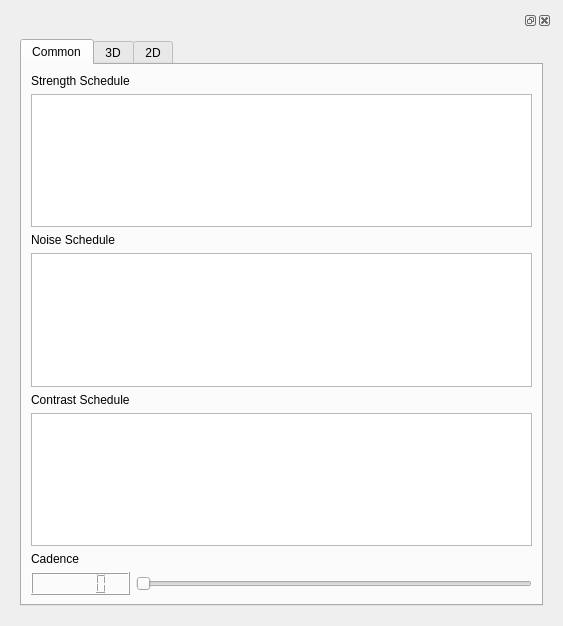
Before: the Qt Designer form frontend/ui_widgets/animKeys.ui in XmYx/ainodes-pyside, drawn with Qt 5.
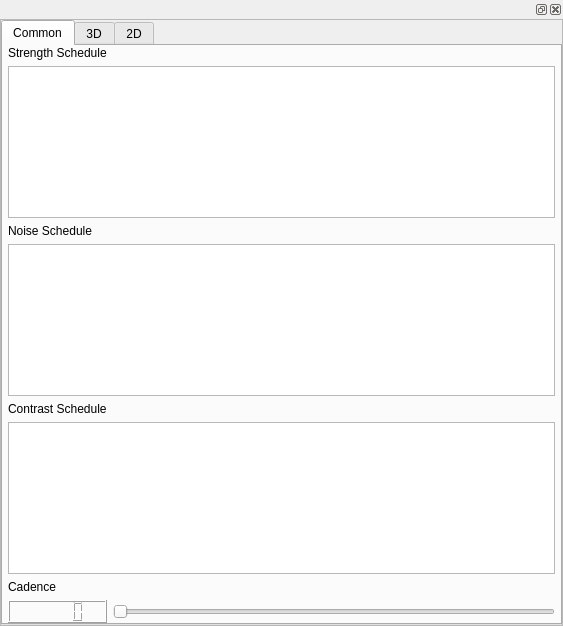
After: the same form once the commit is applied.

Commit message: everything scolls, we only give the tools.... renamed sliders again to image setup :P

What changed in the file:
```diff
--- a/frontend/ui_widgets/animKeys.ui
+++ b/frontend/ui_widgets/animKeys.ui
@@ -13,11 +13,62 @@
   <property name="windowTitle">
    <string>Form</string>
   </property>
-  <layout class="QGridLayout" name="gridLayout_4">
-   <item row="0" column="0">
+  <layout class="QVBoxLayout" name="verticalLayout_2">
+   <property name="leftMargin">
+    <number>0</number>
+   </property>
+   <property name="topMargin">
+    <number>0</number>
+   </property>
+   <property name="rightMargin">
+    <number>0</number>
+   </property>
+   <property name="bottomMargin">
+    <number>0</number>
+   </property>
+   <item>
     <widget class="QDockWidget" name="dockWidget">
      <widget class="QWidget" name="dockWidgetContents">
-      <layout class="QVBoxLayout" name="verticalLayout_2">
+      <layout class="QVBoxLayout" name="verticalLayout">
+       <property name="leftMargin">
+        <number>0</number>
+       </property>
+       <property name="topMargin">
+        <number>0</number>
+       </property>
+       <property name="rightMargin">
+        <number>0</number>
+       </property>
+       <property name="bottomMargin">
+        <number>0</number>
+       </property>
+       <item>
+        <widget class="QScrollArea" name="scrollArea">
+         <property name="widgetResizable">
+          <bool>true</bool>
+         </property>
+         <widget class="QWidget" name="scrollAreaWidgetContents">
+          <property name="geometry">
+           <rect>
+            <x>0</x>
+            <y>0</y>
+            <width>561</width>
+            <height>600</height>
+           </rect>
+          </property>
+          <layout class="QVBoxLayout" name="verticalLayout_3">
+           <property name="leftMargin">
+            <number>0</number>
+           </property>
+           <property name="topMargin">
+            <number>0</number>
+           </property>
+           <property name="rightMargin">
+            <number>0</number>
+           </property>
+           <property name="bottomMargin">
+            <number>0</number>
+           </property>
        <item>
         <widget class="QTabWidget" name="tabWidget">
          <property name="currentIndex">
@@ -28,6 +79,18 @@
            <string>Common</string>
           </attribute>
           <layout class="QGridLayout" name="gridLayout_3">
+               <property name="leftMargin">
+                <number>5</number>
+               </property>
+               <property name="topMargin">
+                <number>0</number>
+               </property>
+               <property name="rightMargin">
+                <number>5</number>
+               </property>
+               <property name="bottomMargin">
+                <number>0</number>
+               </property>
            <item row="3" column="0" colspan="2">
             <widget class="QTextEdit" name="noise_sched">
              <property name="maximumSize">
@@ -374,6 +437,10 @@
               </size>
              </property>
             </spacer>
+               </item>
+              </layout>
+             </widget>
+            </widget>
            </item>
           </layout>
          </widget>
```
Left out of the diff: 24 changed lines with no effect on the pictures. Lines whose indentation alone changed are shown as unchanged. The commit also changes 7 other files.
